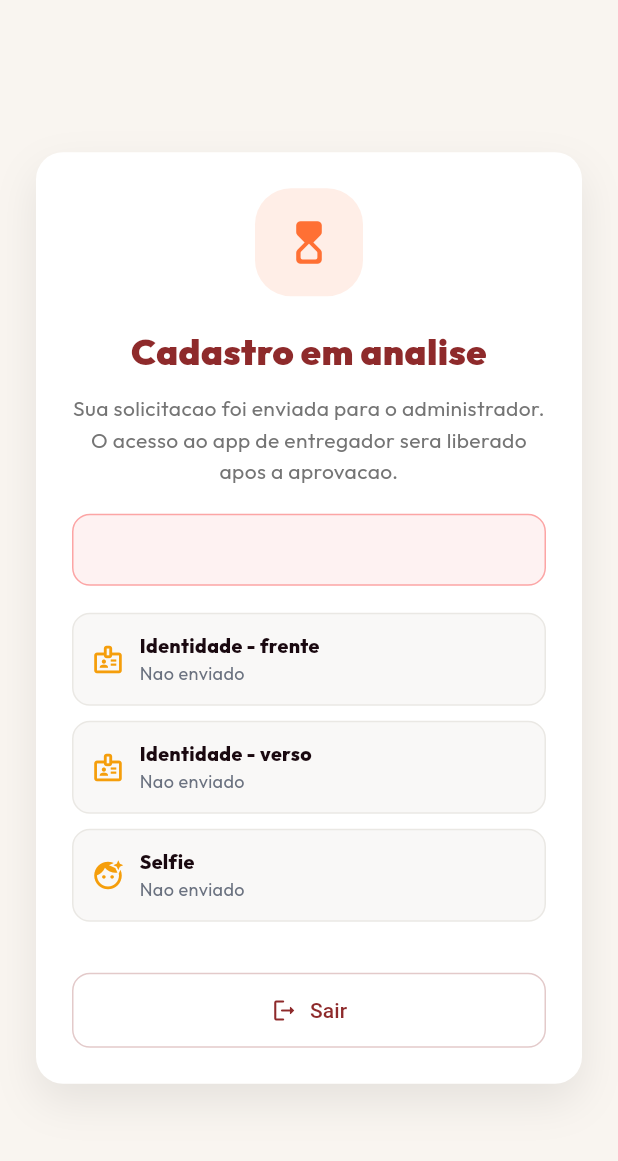
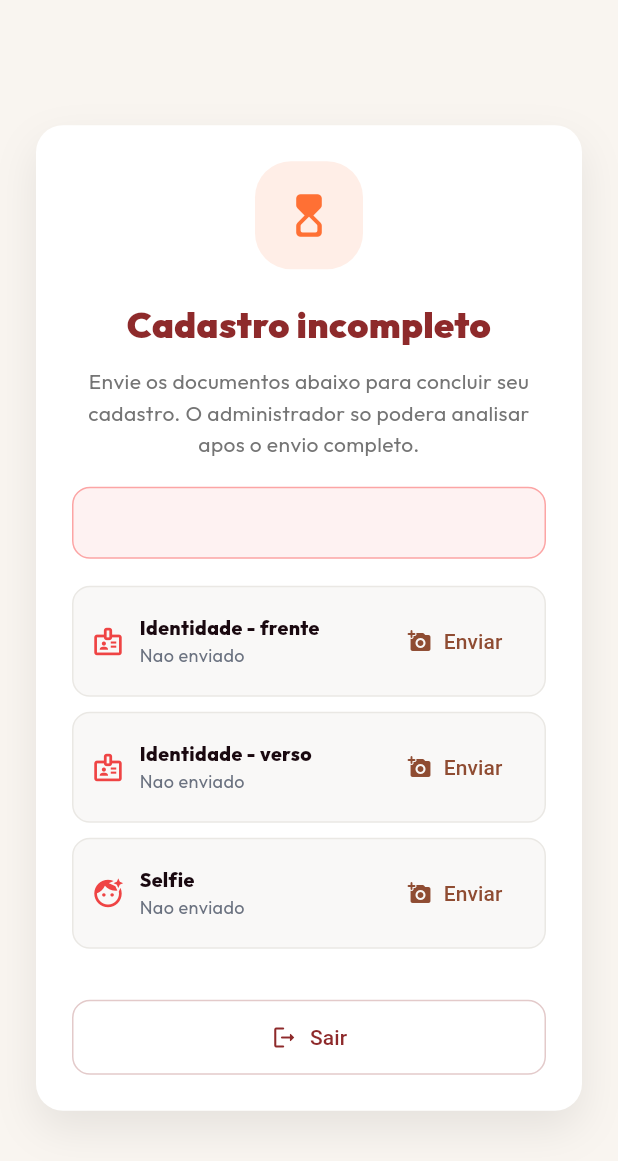
Before and after one commit to flutterflowbrasil/opadocaexpresss, a Flutter app: the CadastroPendenteScreen screen opened by its route, on a phone screen of 412 x 824 dp. Shown: the top 1161 px of the screen. Run offline on Flutter 3.47's test engine with Material 3 defaults, Android fonts, the phone set to English and light mode, and no system bars; our stand-ins replace audioplayers, cached_network_image, camera, file_picker, fl_chart, flutter_dotenv and 18 more; missing offline and left inert: dart:html, dart:js_interop, flutter_map_cancellable_tile_provider; accounts and stored records are empty.

Commit message:
fix: Google OAuth web, cadastro entregador e build/camera Android
Corrige login Google no web com OAuth Supabase por padrao, exibe corretamente
status dos documentos do entregador, estabiliza captura de fotos no Android
e atualiza toolchain Gradle/Kotlin para compatibilidade com JDK 17+.

Co-authored-by: Cursor <cursoragent@cursor.com>

```diff
--- a/lib/features/entregador/cadastro_entregador/cadastro_pendente_screen.dart
+++ b/lib/features/entregador/cadastro_entregador/cadastro_pendente_screen.dart
@@ -46,10 +46,19 @@ class _CadastroPendenteScreenState
                   final docs = _docsByTipo(data);
                   final status = data?['status_cadastro'] as String? ?? 'pendente';
                   final rejected = status == 'rejeitado';
-                  final title =
-                      rejected ? 'Documentacao nao aprovada' : 'Cadastro em analise';
+                  final tiposEsperados = _tiposEsperados(data?['tipo_veiculo'] as String?);
+                  final cadastroIncompleto = tiposEsperados.any(
+                    (tipo) => docs[tipo] == null,
+                  );
+                  final title = rejected
+                      ? 'Documentacao nao aprovada'
+                      : cadastroIncompleto
+                          ? 'Cadastro incompleto'
+                          : 'Cadastro em analise';
                   final message = rejected
                       ? 'Revise os motivos abaixo e reenvie somente os documentos solicitados.'
+                      : cadastroIncompleto
+                          ? 'Envie os documentos abaixo para concluir seu cadastro. O administrador so podera analisar apos o envio completo.'
                           : 'Sua solicitacao foi enviada para o administrador. O acesso ao app de entregador sera liberado apos a aprovacao.';
 
                   return Container(
@@ -115,7 +124,7 @@ class _CadastroPendenteScreenState
                             _ReasonBox(text: data!['motivo_rejeicao'] as String),
                           ],
                           const SizedBox(height: 18),
-                          _buildDocsSection(data, docs, rejected),
+                          _buildDocsSection(data, docs, rejected, tiposEsperados),
                         ],
                         const SizedBox(height: 24),
                         SizedBox(
@@ -154,23 +163,21 @@ class _CadastroPendenteScreenState
     Map<String, dynamic>? data,
     Map<String, Map<String, dynamic>> docs,
     bool rejected,
+    List<String> tiposEsperados,
   ) {
     if (data == null) {
       return const SizedBox.shrink();
     }
-    final tipoVeiculo = data['tipo_veiculo'] as String?;
-    final tipos = tipoVeiculo == 'moto' || tipoVeiculo == 'carro'
-        ? const ['cnh_frente', 'cnh_verso', 'selfie']
-        : const ['identidade_frente', 'identidade_verso', 'selfie'];
 
     return Column(
       children: [
-        ...tipos.map((tipo) {
+        ...tiposEsperados.map((tipo) {
           final doc = docs[tipo];
+          final enviado = doc != null;
           final status = doc?['status_validacao'] as String?;
           final motivo = doc?['motivo_rejeicao'] as String?;
           final needsUpload =
-              rejected && (doc == null || status == 'reprovado');
+              !enviado || (rejected && status == 'reprovado');
           return Container(
             margin: const EdgeInsets.only(bottom: 10),
             padding: const EdgeInsets.all(12),
@@ -181,7 +188,7 @@ class _CadastroPendenteScreenState
             ),
             child: Row(
               children: [
-                Icon(_docIcon(tipo), color: _statusColor(status), size: 22),
+                Icon(_docIcon(tipo), color: _statusColor(status, enviado: enviado), size: 22),
                 const SizedBox(width: 10),
                 Expanded(
                   child: Column(
@@ -193,7 +200,7 @@ class _CadastroPendenteScreenState
                               fontWeight: FontWeight.w800,
                               color: const Color(0xFF1A0910))),
                       Text(
-                        motivo ?? _statusLabel(status),
+                        motivo ?? _statusLabel(status, enviado: enviado),
                         style: GoogleFonts.outfit(
                             fontSize: 12,
                             color: motivo != null
@@ -206,8 +213,11 @@ class _CadastroPendenteScreenState
                 if (needsUpload)
                   TextButton.icon(
                     onPressed: _isUploading ? null : () => _reenviar(tipo),
-                    icon: const Icon(Icons.upload_file_rounded, size: 16),
-                    label: const Text('Reenviar'),
+                    icon: Icon(
+                      enviado ? Icons.upload_file_rounded : Icons.add_a_photo_rounded,
+                      size: 16,
+                    ),
+                    label: Text(enviado ? 'Reenviar' : 'Enviar'),
                   ),
               ],
             ),
@@ -231,10 +241,13 @@ class _CadastroPendenteScreenState
     setState(() => _isUploading = true);
     try {
       final file = XFile(path);
+      final fileName = file.name.isNotEmpty
+          ? file.name
+          : path.split(RegExp(r'[\\/]')).last;
       await ref.read(authRepositoryProvider).reenviarDocumentoEntregador(
             tipo: tipo,
             bytes: await file.readAsBytes(),
-            fileName: file.name,
+            fileName: fileName,
           );
       if (!mounted) return;
       setState(() {
@@ -254,11 +267,23 @@ class _CadastroPendenteScreenState
   }
 
   Map<String, Map<String, dynamic>> _docsByTipo(Map<String, dynamic>? data) {
-    final docs = (data?['entregador_documentos'] as List?) ?? const [];
-    return {
-      for (final doc in docs.cast<Map>())
-        doc['tipo'] as String: Map<String, dynamic>.from(doc)
-    };
+    final raw = data?['entregador_documentos'];
+    if (raw is! List) return {};
+    final result = <String, Map<String, dynamic>>{};
+    for (final item in raw) {
+      if (item is! Map) continue;
+      final doc = Map<String, dynamic>.from(item);
+      final tipo = doc['tipo'] as String?;
+      if (tipo != null) result[tipo] = doc;
+    }
+    return result;
+  }
+
+  List<String> _tiposEsperados(String? tipoVeiculo) {
+    if (tipoVeiculo == 'moto' || tipoVeiculo == 'carro') {
+      return const ['cnh_frente', 'cnh_verso', 'selfie'];
+    }
+    return const ['identidade_frente', 'identidade_verso', 'selfie'];
   }
 
   String _docLabel(String tipo) => switch (tipo) {
@@ -273,18 +298,24 @@ class _CadastroPendenteScreenState
   IconData _docIcon(String tipo) =>
       tipo == 'selfie' ? Icons.face_retouching_natural : Icons.badge_outlined;
 
-  Color _statusColor(String? status) => switch (status) {
+  Color _statusColor(String? status, {required bool enviado}) {
+    if (!enviado) return const Color(0xFFEF4444);
+    return switch (status) {
       'aprovado' => const Color(0xFF10B981),
       'reprovado' => const Color(0xFFEF4444),
       _ => const Color(0xFFF59E0B),
     };
+  }
 
-  String _statusLabel(String? status) => switch (status) {
+  String _statusLabel(String? status, {required bool enviado}) {
+    if (!enviado) return 'Nao enviado';
+    return switch (status) {
       'aprovado' => 'Aprovado',
       'reprovado' => 'Reprovado',
       'pendente' => 'Aguardando revisao',
-        _ => 'Nao enviado',
+      _ => 'Aguardando revisao',
     };
+  }
 }
 
 class _ReasonBox extends StatelessWidget {
```
Also changed, not shown: lib/features/auth/data/auth_repository.dart (+58 -24 lines), lib/features/auth/presentation/login_controller.dart (+10 -0 lines), lib/shared/camera/camera_capture_screen.dart (+55 -19 lines), 3 other files. Lines whose indentation alone changed are shown as unchanged.
